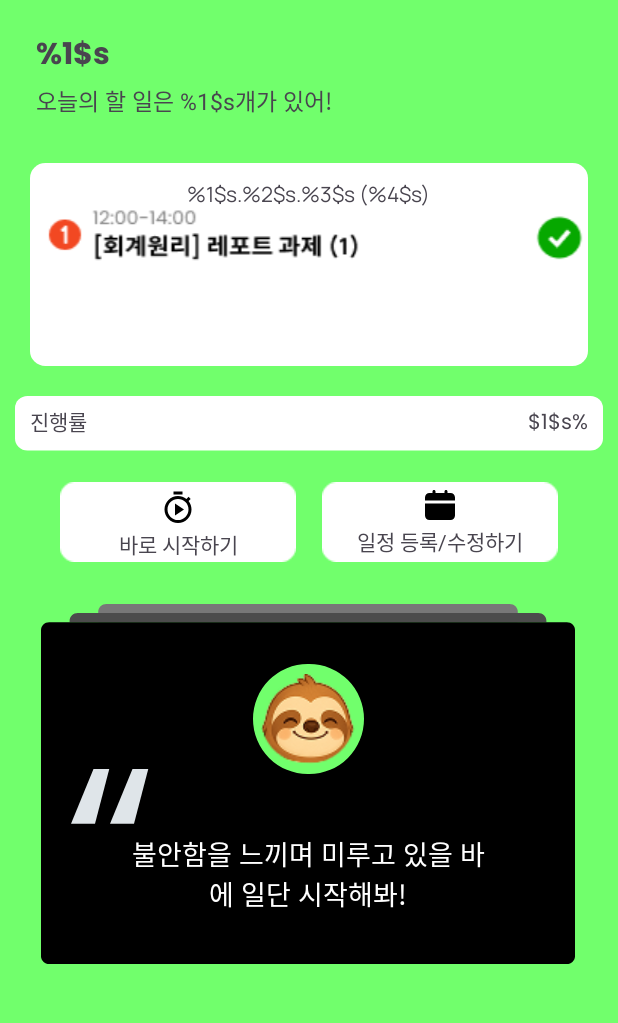
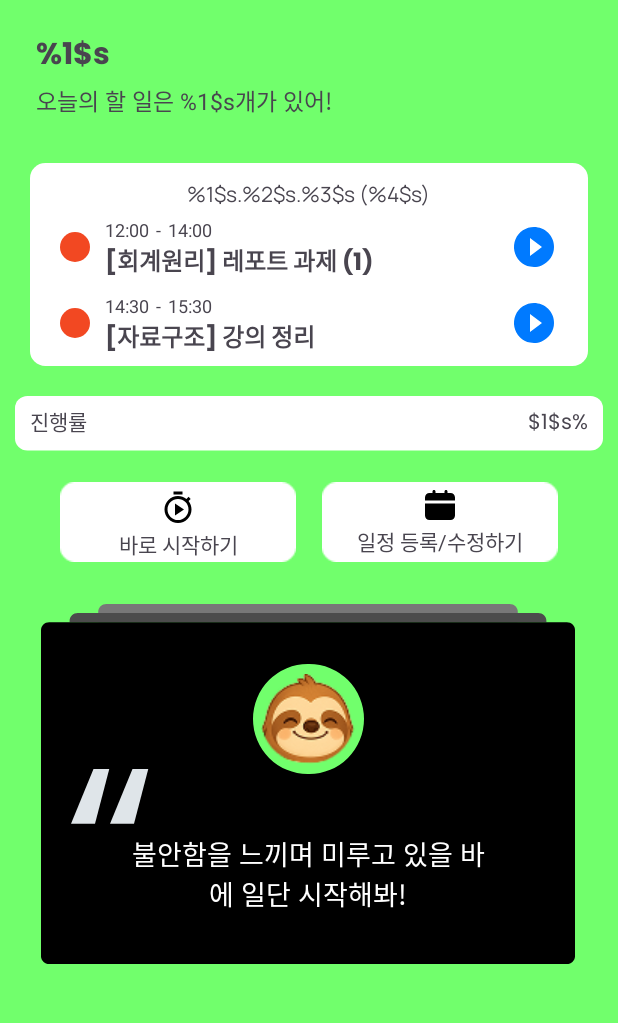
Before and after one commit to UMC-8th-MIRUNI/MIRUNI_Frontend, an Android app: the fragment HomepageFragment shown on its own in the app's theme, on a phone screen of 412 x 824 dp, the part 146-1169 px from its top. Run offline under Robolectric (Android 15) with nearby library versions, the phone set to English and light mode, and no system bars.

Commit message:
[FEAT]Homepage 리사이클러뷰 데미데이터구현 #33

```diff
--- a/app/src/main/java/com/example/miruni/HomepageFragment.kt
+++ b/app/src/main/java/com/example/miruni/HomepageFragment.kt
@@ -5,6 +5,7 @@ import android.view.LayoutInflater
 import android.view.View
 import android.view.ViewGroup
 import androidx.fragment.app.Fragment
+import androidx.recyclerview.widget.LinearLayoutManager
 import com.example.miruni.databinding.FragmentHomepageBinding
 
 class HomepageFragment: Fragment() {
@@ -16,4 +17,17 @@ class HomepageFragment: Fragment() {
     ): View {
         return binding.root
     }
+    override fun onViewCreated(view: View, savedInstanceState: Bundle?) {
+        super.onViewCreated(view, savedInstanceState)
+
+        val dummyList = listOf(
+            mapOf("start" to "12:00", "end" to "14:00", "task" to "[회계원리] 레포트 과제 (1)"),
+            mapOf("start" to "14:30", "end" to "15:30", "task" to "[자료구조] 강의 정리"),
+            mapOf("start" to "16:00", "end" to "17:00", "task" to "[UI/UX] 와이어프레임 작성")
+        )
+
+        val adapter = ListAdapter(dummyList)
+        binding.listRV.adapter = adapter
+        binding.listRV.layoutManager = LinearLayoutManager(requireContext())
+    }
 }
--- a/app/src/main/java/com/example/miruni/ListAdapter.kt
+++ b/app/src/main/java/com/example/miruni/ListAdapter.kt
@@ -1,4 +1,29 @@
 package com.example.miruni
 
-class ListAdapter() {
+import android.view.LayoutInflater
+import android.view.ViewGroup
+import androidx.recyclerview.widget.RecyclerView
+import com.example.miruni.databinding.ListItemBinding
+
+class ListAdapter(private val items: List<Map<String, String>>) :
+    RecyclerView.Adapter<ListAdapter.ViewHolder>() {
+
+    inner class ViewHolder(val binding: ListItemBinding) : RecyclerView.ViewHolder(binding.root) {
+        fun bind(item: Map<String, String>) {
+            binding.startTime.text = item["start"]
+            binding.endTIme.text = item["end"]
+            binding.task.text = item["task"]
+        }
+    }
+
+    override fun onCreateViewHolder(parent: ViewGroup, viewType: Int): ViewHolder {
+        val binding = ListItemBinding.inflate(LayoutInflater.from(parent.context), parent, false)
+        return ViewHolder(binding)
+    }
+
+    override fun onBindViewHolder(holder: ViewHolder, position: Int) {
+        holder.bind(items[position])
+    }
+
+    override fun getItemCount(): Int = items.size
 }
--- a/app/src/main/res/layout/fragment_homepage.xml
+++ b/app/src/main/res/layout/fragment_homepage.xml
@@ -235,16 +235,6 @@
         app:layout_constraintStart_toStartOf="@+id/imageView10"
         app:layout_constraintTop_toBottomOf="@+id/imageView11" />
 
-    <ImageView
-        android:id="@+id/imageView52"
-        android:layout_width="0dp"
-        android:layout_height="wrap_content"
-        android:scaleType="fitXY"
-        android:src="@drawable/test"
-        app:layout_constraintEnd_toEndOf="@+id/imageView14"
-        app:layout_constraintStart_toStartOf="@+id/guideline"
-        app:layout_constraintTop_toBottomOf="@+id/date" />
-
     <androidx.recyclerview.widget.RecyclerView
         android:id="@+id/listRV"
         android:layout_width="0dp"
```
